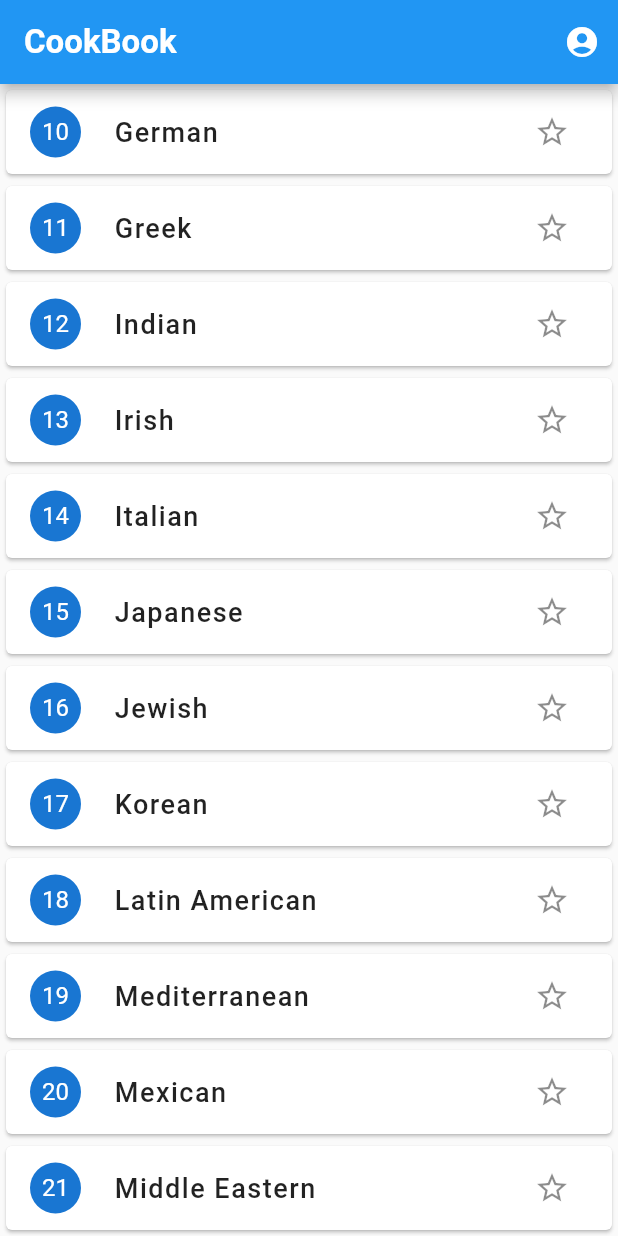
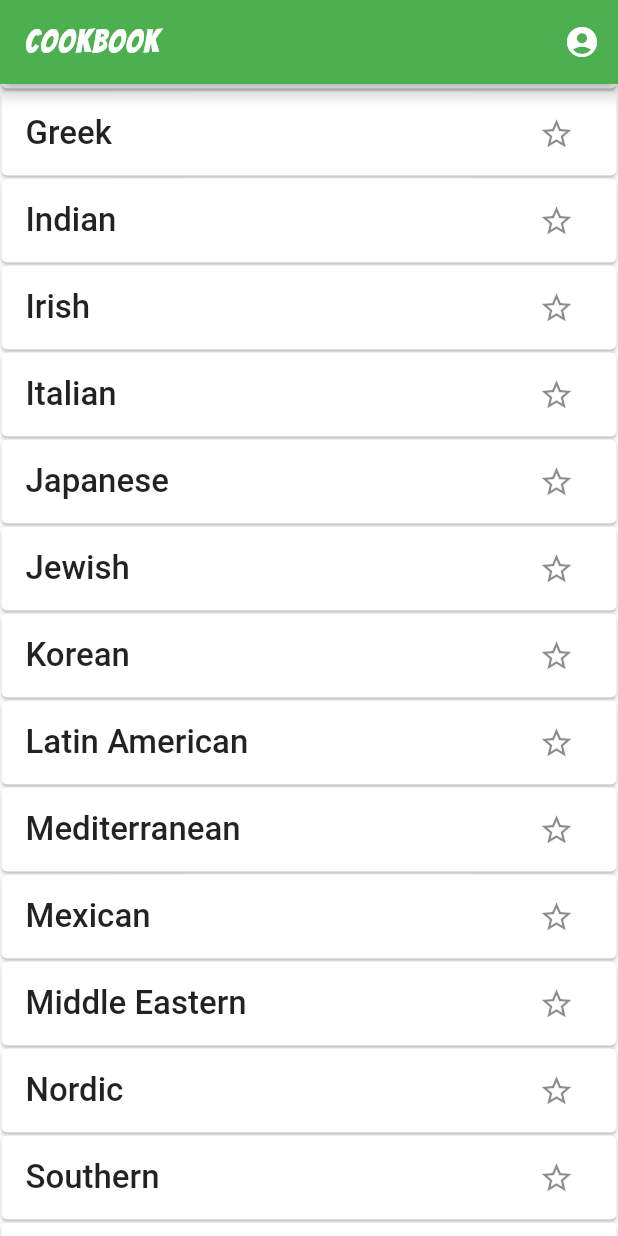
Before and after one commit to sagarRawatUK/CookBook-Flutter, a Flutter app: the screen it shows after launch, scrolled down 576 dp, after a tap on the "star border" icon, on a phone screen of 412 x 824 dp. Run offline on Flutter 3.47's test engine with Material 2 defaults, Android fonts, the phone set to English and light mode, and no system bars; our stand-ins replace cloud_firestore, firebase_auth, firebase_core, google_fonts, google_sign_in; accounts and stored records are empty.

Commit message:
color added

```diff
--- a/lib/helper/auth.dart
+++ b/lib/helper/auth.dart
@@ -1,7 +1,6 @@
 import 'package:cloud_firestore/cloud_firestore.dart';
 import 'package:firebase_auth/firebase_auth.dart';
 import 'package:google_sign_in/google_sign_in.dart';
-import 'package:rxdart/rxdart.dart';
 
 class AuthService {
   String fullname;
--- a/lib/main.dart
+++ b/lib/main.dart
@@ -13,7 +13,7 @@ class MyApp extends StatelessWidget {
   Widget build(BuildContext context) {
     return MaterialApp(
       debugShowCheckedModeBanner: false,
-      theme: ThemeData(primarySwatch: Colors.blue),
+      theme: ThemeData(primarySwatch: Colors.green),
       home: Home(),
     );
   }
--- a/lib/static/constants.dart
+++ b/lib/static/constants.dart
@@ -1,4 +1,5 @@
 import 'package:flutter/cupertino.dart';
+import 'package:flutter/material.dart';
 
 const List cuisines = [
   'African',
@@ -31,20 +32,21 @@ const List cuisines = [
 
 TextStyle cuisineTextStyle() {
   return TextStyle(
-    fontSize: 18,
-    letterSpacing: 1,
+    fontSize: 22,
     fontWeight: FontWeight.w500,
   );
 }
 
 TextStyle appbarTextStyle() {
-  return TextStyle(fontWeight: FontWeight.bold, fontSize: 22);
+  return TextStyle(fontSize: 22, letterSpacing: 1);
 }
 
 TextStyle recipeTextStyle() {
-  return TextStyle(fontSize: 13, fontWeight: FontWeight.w500);
+  return TextStyle(
+    fontSize: 15,
+  );
 }
 
 TextStyle recipeDetailsTextStyle() {
-  return TextStyle(fontSize: 15);
+  return TextStyle(fontSize: 13);
 }
--- a/lib/views/home.dart
+++ b/lib/views/home.dart
@@ -4,6 +4,7 @@ import 'package:firebase_auth/firebase_auth.dart';
 import 'package:flutter/material.dart';
 import 'package:cookbook/static/constants.dart';
 import 'package:cookbook/helper/auth.dart';
+import 'package:google_fonts/google_fonts.dart';
 
 bool loggedIn = false;
 String imageUrl = '';
@@ -20,7 +21,7 @@ class _HomeState extends State<Home> {
       appBar: AppBar(
         title: Text(
           "CookBook",
-          style: appbarTextStyle(),
+          style: GoogleFonts.bangers(textStyle: appbarTextStyle()),
         ),
         actions: [
           IconButton(
@@ -56,6 +57,7 @@ class _HomeState extends State<Home> {
           itemCount: cuisines.length,
           itemBuilder: (BuildContext context, int index) {
             return Card(
+              margin: EdgeInsets.all(1),
               child: ListTile(
                 onTap: () {
                   Navigator.push(
@@ -63,13 +65,9 @@ class _HomeState extends State<Home> {
                       MaterialPageRoute(
                           builder: (context) => Recipe(cuisines[index])));
                 },
-                leading: CircleAvatar(
-                  radius: 17,
-                  child: Text((index + 1).toString()),
-                ),
                 title: Text(
                   cuisines[index],
-                  style: cuisineTextStyle(),
+                  style: GoogleFonts.gochiHand(textStyle: cuisineTextStyle()),
                 ),
                 trailing:
                     IconButton(icon: Icon(Icons.star_border), onPressed: () {}),
--- a/pubspec.yaml
+++ b/pubspec.yaml
@@ -33,7 +33,7 @@ dependencies:
   cloud_firestore:
   firebase_core:
   google_sign_in:
-  rxdart:
+  google_fonts:
 
 dev_dependencies:
   flutter_test:
```
Also changed, not shown: lib/views/recipe.dart (+7 -2 lines), lib/views/recipeDetails.dart (+6 -4 lines), pubspec.lock.
